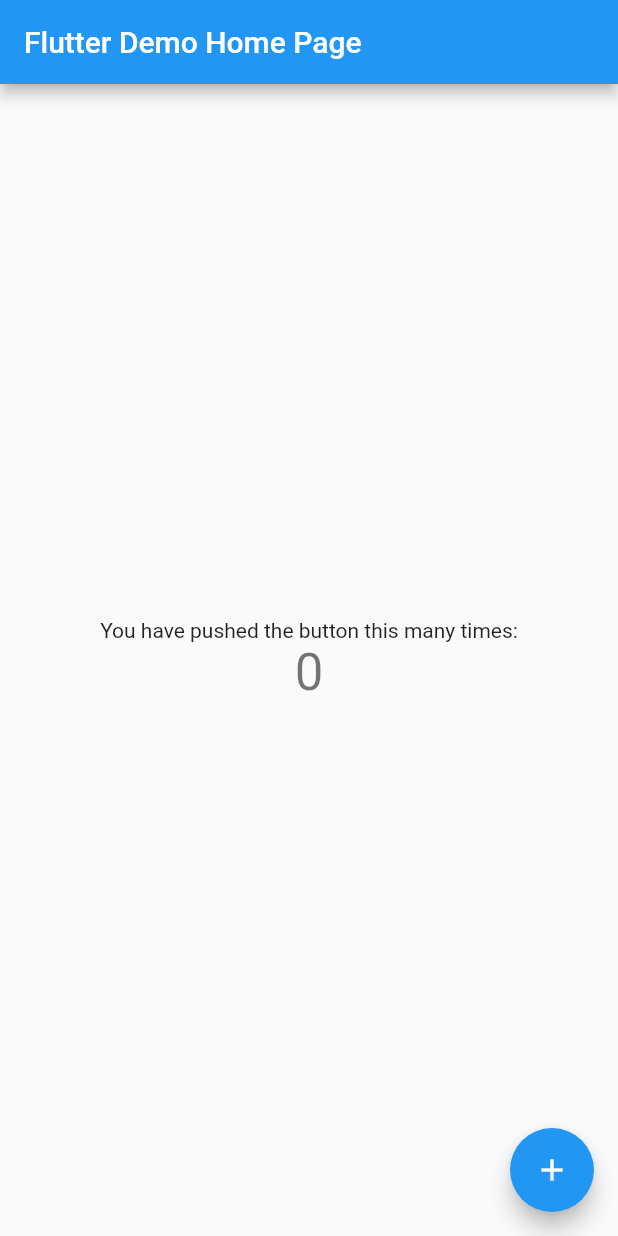
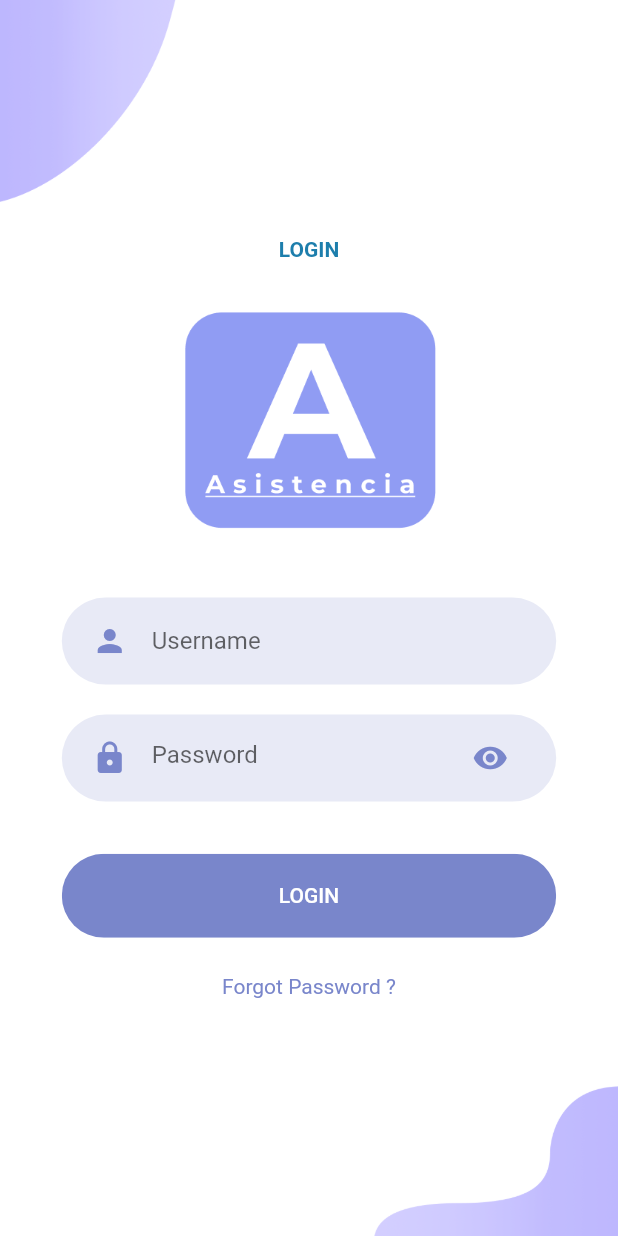
Before and after one commit to dewiokta/Flutter-Attendance, a Flutter app: the screen it shows after launch, on a phone screen of 412 x 824 dp. Run offline on Flutter 3.47's test engine with Material 2 defaults, Android fonts, the light colour scheme and no system bars.

Commit message:
ui login done

```diff
--- /dev/null
+++ b/lib/components/rounded_button.dart
@@ -0,0 +1,32 @@
+import 'package:flutter/material.dart';
+import 'package:flutter_attendance/constants.dart';
+
+class RoundedButton extends StatelessWidget {
+  final String text;
+  final VoidCallback press;
+  const RoundedButton({
+    Key? key,
+    required this.text,
+    required this.press,
+  }) : super(key: key);
+
+  @override
+  Widget build(BuildContext context) {
+    Size size = MediaQuery.of(context).size;
+    return Container(
+      width: size.width * 0.8,
+      child: ClipRRect(
+        borderRadius: BorderRadius.circular(29),
+        child: FlatButton(
+          padding: EdgeInsets.symmetric(vertical: 20, horizontal: 40),
+          color: kPrimaryColor,
+          onPressed: press,
+          child: Text(
+            text,
+            style: TextStyle(color: Colors.white),
+          ),
+        ),
+      ),
+    );
+  }
+}
--- /dev/null
+++ b/lib/constants.dart
@@ -0,0 +1,4 @@
+import 'package:flutter/material.dart';
+
+const kPrimaryColor = Color(0xFF7986CB);
+const kPrimaryColorLight = Color(0xFFE8EAF6);
--- a/lib/main.dart
+++ b/lib/main.dart
@@ -1,4 +1,6 @@
 import 'package:flutter/material.dart';
+import 'package:flutter_attendance/constants.dart';
+import 'package:flutter_attendance/pages/login/login_screen.dart';
 
 void main() {
   runApp(const MyApp());
@@ -12,104 +14,12 @@
   Widget build(BuildContext context) {
     return MaterialApp(
       title: 'Flutter Demo',
+      debugShowCheckedModeBanner: false,
       theme: ThemeData(
-        // This is the theme of your application.
-        //
-        // Try running your application with "flutter run". You'll see the
-        // application has a blue toolbar. Then, without quitting the app, try
-        // changing the primarySwatch below to Colors.green and then invoke
-        // "hot reload" (press "r" in the console where you ran "flutter run",
-        // or simply save your changes to "hot reload" in a Flutter IDE).
-        // Notice that the counter didn't reset back to zero; the application
-        // is not restarted.
-        primarySwatch: Colors.blue,
+        primaryColor: kPrimaryColor,
+        scaffoldBackgroundColor: Colors.white
       ),
-      home: const MyHomePage(title: 'Flutter Demo Home Page'),
+      home:LoginScreen(),
     );
   }
 }
-
-class MyHomePage extends StatefulWidget {
-  const MyHomePage({Key? key, required this.title}) : super(key: key);
-
-  // This widget is the home page of your application. It is stateful, meaning
-  // that it has a State object (defined below) that contains fields that affect
-  // how it looks.
-
-  // This class is the configuration for the state. It holds the values (in this
-  // case the title) provided by the parent (in this case the App widget) and
-  // used by the build method of the State. Fields in a Widget subclass are
-  // always marked "final".
-
-  final String title;
-
-  @override
-  State<MyHomePage> createState() => _MyHomePageState();
-}
-
-class _MyHomePageState extends State<MyHomePage> {
-  int _counter = 0;
-
-  void _incrementCounter() {
-    setState(() {
-      // This call to setState tells the Flutter framework that something has
-      // changed in this State, which causes it to rerun the build method below
-      // so that the display can reflect the updated values. If we changed
-      // _counter without calling setState(), then the build method would not be
-      // called again, and so nothing would appear to happen.
-      _counter++;
-    });
-  }
-
-  @override
-  Widget build(BuildContext context) {
-    // This method is rerun every time setState is called, for instance as done
-    // by the _incrementCounter method above.
-    //
-    // The Flutter framework has been optimized to make rerunning build methods
-    // fast, so that you can just rebuild anything that needs updating rather
-    // than having to individually change instances of widgets.
-    return Scaffold(
-      appBar: AppBar(
-        // Here we take the value from the MyHomePage object that was created by
-        // the App.build method, and use it to set our appbar title.
-        title: Text(widget.title),
-      ),
-      body: Center(
-        // Center is a layout widget. It takes a single child and positions it
-        // in the middle of the parent.
-        child: Column(
-          // Column is also a layout widget. It takes a list of children and
-          // arranges them vertically. By default, it sizes itself to fit its
-          // children horizontally, and tries to be as tall as its parent.
-          //
-          // Invoke "debug painting" (press "p" in the console, choose the
-          // "Toggle Debug Paint" action from the Flutter Inspector in Android
-          // Studio, or the "Toggle Debug Paint" command in Visual Studio Code)
-          // to see the wireframe for each widget.
-          //
-          // Column has various properties to control how it sizes itself and
-          // how it positions its children. Here we use mainAxisAlignment to
-          // center the children vertically; the main axis here is the vertical
-          // axis because Columns are vertical (the cross axis would be
-          // horizontal).
-          mainAxisAlignment: MainAxisAlignment.center,
-          children: <Widget>[
-            const Text(
-              'You have pushed the button this many times:',
-            ),
-            Text(
-              '$_counter',
-              style: Theme.of(context).textTheme.headline4,
-            ),
-          ],
-        ),
-      ),
-      floatingActionButton: FloatingActionButton(
-        onPressed: _incrementCounter,
-        tooltip: 'Increment',
-        child: const Icon(Icons.add),
-      ), // This trailing comma makes auto-formatting nicer for build methods.
-    );
-  }
-}
--- /dev/null
+++ b/lib/pages/home/home.dart
@@ -0,0 +1,12 @@
+import 'package:flutter/material.dart';
+
+class HomeScreen extends StatelessWidget {
+  @override
+  Widget build(BuildContext context) {
+
+    return Scaffold(
+
+    );
+  }
+
+}
--- /dev/null
+++ b/lib/pages/login/components/background.dart
@@ -0,0 +1,40 @@
+import 'package:flutter/material.dart';
+
+class Background extends StatelessWidget {
+  final Widget child;
+  const Background({
+    Key? key,
+    required this.child,
+  }) : super(key: key);
+
+  @override
+  Widget build(BuildContext context) {
+    Size size = MediaQuery.of(context).size;
+    return Container(
+      width: double.infinity,
+      height: size.height,
+      child: Stack(
+        alignment: Alignment.center,
+        children: <Widget>[
+          Positioned(
+            top: -10,
+            left: -10,
+            child: Image.asset(
+              "assets/images/main_top.png",
+              width: size.width * 0.35,
+            ),
+          ),
+          Positioned(
+            bottom: 0,
+            right: 0,
+            child: Image.asset(
+              "assets/images/main_bottom.png",
+              width: size.width * 0.4,
+            ),
+          ),
+          child,
+        ],
+      ),
+    );
+  }
+}
--- /dev/null
+++ b/lib/pages/login/components/body.dart
@@ -0,0 +1,58 @@
+import 'package:flutter/material.dart';
+import 'package:flutter_attendance/components/rounded_button.dart';
+import 'package:flutter_attendance/pages/home/home.dart';
+import 'package:flutter_attendance/pages/login/components/background.dart';
+import 'package:flutter_attendance/pages/login/components/forgor_password.dart';
+import 'package:flutter_attendance/pages/login/components/rounded_field_password.dart';
+import 'package:flutter_attendance/pages/login/components/rounded_field_username.dart';
+import 'package:flutter_attendance/pages/login/login_screen.dart';
+
+class Body extends StatelessWidget {
+  const Body({
+    Key? key,
+  }) : super(key: key);
+
+  @override
+  Widget build(BuildContext context) {
+    Size size = MediaQuery.of(context).size;
+    return Background(
+      child: Column(
+        mainAxisAlignment: MainAxisAlignment.center,
+        children: <Widget>[
+          Text(
+            "LOGIN",
+            style: TextStyle(
+                fontWeight: FontWeight.bold,
+                color: Color.fromARGB(255, 29, 126, 172)),
+          ),
+          SizedBox(height: size.height * 0.03),
+          Image.asset("assets/images/logo.png", height: size.height * 0.2),
+          SizedBox(height: size.height * 0.03),
+          RoundedInputField(
+            hintText: "Username",
+            onChanged: (value) {},
+          ),
+          RoundedFieldPassword(
+            onChanged: (value) {},
+          ),
+          SizedBox(height: size.height * 0.03),
+          RoundedButton(
+            text: "LOGIN",
+            press: () {
+              Navigator.push(
+                context,
+                MaterialPageRoute(
+                  builder: (context) {
+                    return HomeScreen();
+                  },
+                ),
+              );
+            },
+          ),
+          SizedBox(height: size.height * 0.03),
+          ForgotPassword(),
+        ],
+      ),
+    );
+  }
+}
--- /dev/null
+++ b/lib/pages/login/components/forgor_password.dart
@@ -0,0 +1,26 @@
+import 'package:flutter/material.dart';
+import 'package:flutter_attendance/constants.dart';
+
+class ForgotPassword extends StatelessWidget {
+  const ForgotPassword({
+    Key? key,
+  }) : super(key: key);
+
+  @override
+  Widget build(BuildContext context) {
+    return Row(
+      mainAxisAlignment: MainAxisAlignment.center,
+      children: <Widget>[
+        GestureDetector(
+          onTap: () {},
+          child: Text(
+            "Forgot Password ?",
+            style: TextStyle(
+              color: kPrimaryColor,
+            ),
+          ),
+        )
+      ],
+    );
+  }
+}
--- /dev/null
+++ b/lib/pages/login/components/rounded_field_password.dart
@@ -0,0 +1,32 @@
+import 'package:flutter/material.dart';
+import 'package:flutter_attendance/constants.dart';
+import 'package:flutter_attendance/pages/login/components/textFieldUsername.dart';
+
+class RoundedFieldPassword extends StatelessWidget {
+  final ValueChanged<String> onChanged;
+  const RoundedFieldPassword({
+    Key? key,
+    required this.onChanged,
+  }) : super(key: key);
+
+  @override
+  Widget build(BuildContext context) {
+    return TextFieldContainer(
+      child: TextField(
+        obscureText: true,
+        onChanged: onChanged ,
+        decoration: InputDecoration(
+          hintText: "Password",
+          icon: Icon(
+            Icons.lock,
+            color: kPrimaryColor,
+          ),
+          suffixIcon: Icon(
+            Icons.visibility,
+            color: kPrimaryColor,
+          ),
+          border: InputBorder.none
+        ),
+      ),);
+  }
+}
--- /dev/null
+++ b/lib/pages/login/components/rounded_field_username.dart
@@ -0,0 +1,32 @@
+import 'package:flutter/material.dart';
+import 'package:flutter_attendance/constants.dart';
+import 'package:flutter_attendance/pages/login/components/textFieldUsername.dart';
+
+class RoundedInputField extends StatelessWidget {
+  final String hintText;
+  final IconData icon;
+  final ValueChanged<String> onChanged;
+  const RoundedInputField({
+    Key? key,
+    required this.hintText,
+    this.icon = Icons.person,
+    required this.onChanged,
+  }) : super(key: key);
+
+  @override
+  Widget build(BuildContext context) {
+    return TextFieldContainer(
+      child: TextField(
+        onChanged: onChanged,
+        decoration: InputDecoration(
+          icon: Icon(
+            icon,
+            color: kPrimaryColor,
+          ),
+          hintText: hintText,
+          border: InputBorder.none,
+        ),
+      ),
+    );
+  }
+}
--- /dev/null
+++ b/lib/pages/login/components/textFieldUsername.dart
@@ -0,0 +1,25 @@
+import 'package:flutter/material.dart';
+import 'package:flutter_attendance/constants.dart';
+
+class TextFieldContainer extends StatelessWidget {
+  final Widget child;
+  const TextFieldContainer({
+    Key? key,
+    required this.child,
+  }) : super(key: key);
+
+  @override
+  Widget build(BuildContext context) {
+    Size size = MediaQuery.of(context).size;
+    return Container(
+      margin: const EdgeInsets.symmetric(vertical: 10),
+      padding: const EdgeInsets.symmetric(horizontal: 20, vertical: 5),
+      width: size.width * 0.8,
+      decoration: BoxDecoration(
+        color: kPrimaryColorLight,
+        borderRadius: BorderRadius.circular(29),
+      ),
+      child: child,
+    );
+  }
+}
--- /dev/null
+++ b/lib/pages/login/login_screen.dart
@@ -0,0 +1,12 @@
+import 'package:flutter/material.dart';
+import 'components/body.dart';
+
+class LoginScreen extends StatelessWidget {
+  @override
+  Widget build(BuildContext context) {
+
+    return Scaffold(
+      body: Body(),
+    );
+  }
+}
--- /dev/null
+++ b/lib/pages/welcome.dart
@@ -0,0 +1 @@
+import 'package:flutter/material.dart';
```
Also changed, not shown: pubspec.yaml (+5 -4 lines), assets/images/logo.png (added), assets/images/main_bottom.png (added), assets/images/main_top.png (added), pubspec.lock.
